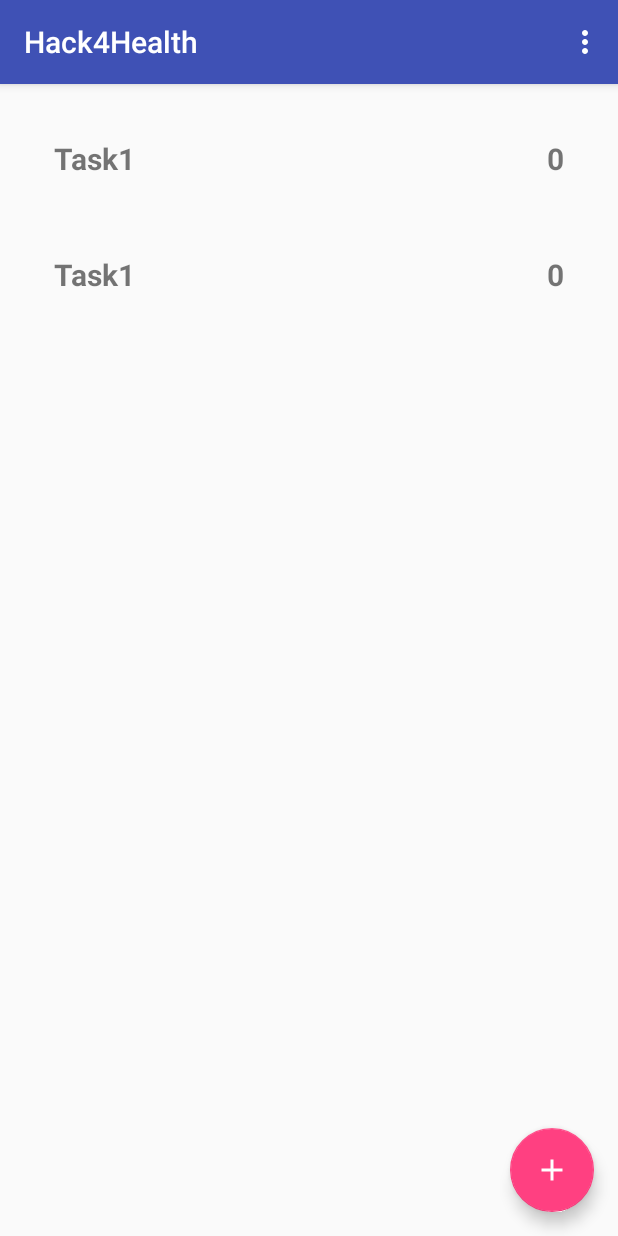
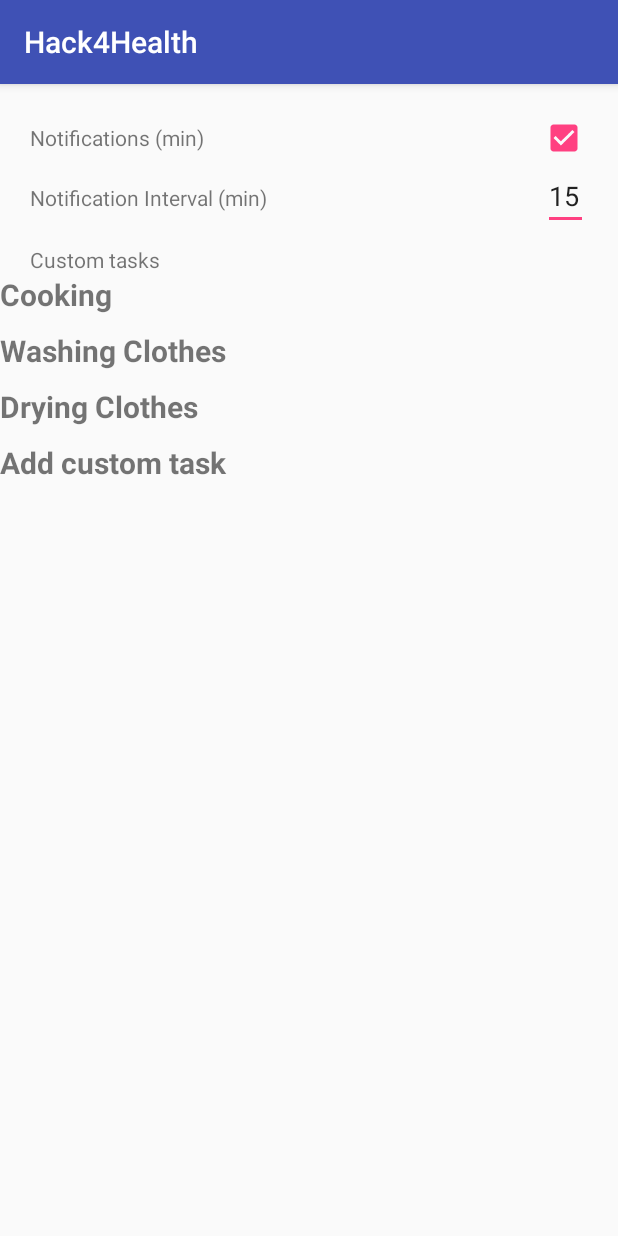
Before and after one commit to neelmehta247/Hack4Health, an Android app: the screen it shows after launch (MainActivity before the commit, SettingsActivity after it), in the options menu, after a tap on "Settings", on a phone screen of 412 x 824 dp. Run offline under Robolectric (Android 15) with nearby library versions, the phone set to English and light mode, and no system bars.

Commit message:
Settings panel

```diff
--- a/Android/Hack4Health/app/src/main/AndroidManifest.xml
+++ b/Android/Hack4Health/app/src/main/AndroidManifest.xml
@@ -19,6 +19,7 @@
             </intent-filter>
         </activity>
         <activity android:name=".NewTaskActivity" />
+        <activity android:name=".SettingsActivity" />
 
         <service android:name=".TimerService" />
     </application>
--- a/Android/Hack4Health/app/src/main/java/me/neelmehta/hack4health/DatabaseHandler.java
+++ b/Android/Hack4Health/app/src/main/java/me/neelmehta/hack4health/DatabaseHandler.java
@@ -120,5 +120,4 @@ public class DatabaseHandler extends SQLiteOpenHelper {
                 new String[]{String.valueOf(task.getId())});
         return result;
     }
-
 }
--- a/Android/Hack4Health/app/src/main/java/me/neelmehta/hack4health/MainActivity.java
+++ b/Android/Hack4Health/app/src/main/java/me/neelmehta/hack4health/MainActivity.java
@@ -59,6 +59,7 @@ public class MainActivity extends AppCompatActivity {
 
         //noinspection SimplifiableIfStatement
         if (id == R.id.action_settings) {
+            startActivity(new Intent(MainActivity.this, SettingsActivity.class));
             return true;
         }
 
--- a/Android/Hack4Health/app/src/main/java/me/neelmehta/hack4health/NewTaskAdapter.java
+++ b/Android/Hack4Health/app/src/main/java/me/neelmehta/hack4health/NewTaskAdapter.java
@@ -47,7 +47,8 @@ public class NewTaskAdapter extends RecyclerView.Adapter<NewTaskViewholder> {
                 @Override
                 public void onClick(View v) {
                     View view = inflater.inflate(R.layout.customise_dialog, null);
-                    final TextInputEditText taskName = (TextInputEditText) view.findViewById(R.id.task_name);
+                    final TextInputEditText taskName =
+                            (TextInputEditText) view.findViewById(R.id.task_name);
                     final TextInputEditText time = (TextInputEditText) view.findViewById(R.id.time);
 
                     new AlertDialog.Builder(context)
@@ -55,15 +56,25 @@ public class NewTaskAdapter extends RecyclerView.Adapter<NewTaskViewholder> {
                             .setPositiveButton("OK", new DialogInterface.OnClickListener() {
                                 @Override
                                 public void onClick(DialogInterface dialog, int which) {
-                                    if (("".equals(taskName.getText().toString())) || ("".equals(time.getText().toString()))) {
-                                        Toast.makeText(context, "Enter some values in the fields", Toast.LENGTH_LONG).show();
+                                    if (("".equals(taskName.getText().toString())) ||
+                                            ("".equals(time.getText().toString()))) {
+                                        Toast.makeText(context, "Enter some values in the fields",
+                                                Toast.LENGTH_LONG).show();
                                     } else {
                                         SharedPreferences.Editor editor = mySharedPreferences.edit();
                                         System.out.println(Long.valueOf(time.getText().toString()));
-                                        editor.putString("tasks", mySharedPreferences.getString("tasks", "")
-                                                + "|" + taskName.getText().toString());
-                                        editor.putLong(taskName.getText().toString(), Long.valueOf(time.getText().toString()) * 60000);
+                                        if (!mySharedPreferences.getString("tasks", "").toLowerCase()
+                                                .contains(taskName.getText().toString()))
+                                            editor.putString("tasks",
+                                                    mySharedPreferences.getString("tasks", "")
+                                                            + "|" + taskName.getText().toString());
+                                        editor.putLong(taskName.getText().toString(),
+                                                Long.valueOf(time.getText().toString()) * 60000);
                                         editor.apply();
+
+                                        tasks.add(taskName.getText().toString());
+                                        times.add(Long.valueOf(time.getText().toString()) * 60000);
+                                        notifyDataSetChanged();
                                     }
                                 }
                             })
@@ -81,8 +92,10 @@ public class NewTaskAdapter extends RecyclerView.Adapter<NewTaskViewholder> {
                 @Override
                 public void onClick(View v) {
                     View view = inflater.inflate(R.layout.customise_dialog, null);
-                    final TextInputEditText taskName = (TextInputEditText) view.findViewById(R.id.task_name);
-                    final TextInputEditText time = (TextInputEditText) view.findViewById(R.id.time);
+                    final TextInputEditText taskName =
+                            (TextInputEditText) view.findViewById(R.id.task_name);
+                    final TextInputEditText time =
+                            (TextInputEditText) view.findViewById(R.id.time);
                     taskName.setText(tasks.get(position));
                     taskName.setEnabled(false);
                     time.setText(String.valueOf((times.get(position) / (1000 * 60))));
@@ -93,11 +106,13 @@ public class NewTaskAdapter extends RecyclerView.Adapter<NewTaskViewholder> {
                                 @Override
                                 public void onClick(DialogInterface dialog, int which) {
                                     if (("".equals(time.getText().toString()))) {
-                                        Toast.makeText(context, "Enter some values in the fields", Toast.LENGTH_LONG).show();
+                                        Toast.makeText(context, "Enter some values in the fields",
+                                                Toast.LENGTH_LONG).show();
                                     } else {
                                         SharedPreferences.Editor editor = mySharedPreferences.edit();
                                         System.out.println(Long.valueOf(time.getText().toString()));
-                                        editor.putLong(taskName.getText().toString(), Long.valueOf(time.getText().toString()) * 60000);
+                                        editor.putLong(taskName.getText().toString(),
+                                                Long.valueOf(time.getText().toString()) * 60000);
                                         editor.apply();
                                     }
                                 }
@@ -113,6 +128,11 @@ public class NewTaskAdapter extends RecyclerView.Adapter<NewTaskViewholder> {
         }
     }
 
+    public void refreshData(ArrayList<String> tasks) {
+        this.tasks = tasks;
+        notifyDataSetChanged();
+    }
+
     @Override
     public int getItemCount() {
         return tasks.size() + 1;
--- /dev/null
+++ b/Android/Hack4Health/app/src/main/java/me/neelmehta/hack4health/SettingsActivity.java
@@ -0,0 +1,134 @@
+package me.neelmehta.hack4health;
+
+import android.content.SharedPreferences;
+import android.os.Bundle;
+import android.support.annotation.Nullable;
+import android.support.v7.app.AppCompatActivity;
+import android.support.v7.widget.LinearLayoutManager;
+import android.support.v7.widget.RecyclerView;
+import android.text.Editable;
+import android.text.TextWatcher;
+import android.widget.CheckBox;
+import android.widget.CompoundButton;
+import android.widget.EditText;
+
+import java.util.ArrayList;
+import java.util.StringTokenizer;
+
+/**
+ * Created by rahuldominic on 05/11/16.
+ */
+
+public class SettingsActivity extends AppCompatActivity {
+    private RecyclerView recyclerView;
+    private CheckBox notificationCheckBox;
+    private EditText notificationInterval;
+
+    @Override
+    protected void onCreate(@Nullable Bundle savedInstanceState) {
+        super.onCreate(savedInstanceState);
+        setContentView(R.layout.settings_layout);
+
+        final SharedPreferences myPreferences = getSharedPreferences("tasks", MODE_PRIVATE);
+
+        notificationCheckBox = (CheckBox) findViewById(R.id.notification_checkbox);
+        notificationInterval = (EditText) findViewById(R.id.notification_duration_edittext);
+
+        notificationCheckBox.setOnCheckedChangeListener(new CompoundButton.OnCheckedChangeListener() {
+            @Override
+            public void onCheckedChanged(CompoundButton buttonView, boolean isChecked) {
+
+                SharedPreferences.Editor editor = myPreferences.edit();
+                editor.putBoolean("isNotificationEnabled", isChecked);
+                editor.apply();
+            }
+        });
+
+        notificationInterval.addTextChangedListener(new TextWatcher() {
+            @Override
+            public void beforeTextChanged(CharSequence s, int start, int count, int after) {
+
+            }
+
+            @Override
+            public void onTextChanged(CharSequence s, int start, int before, int count) {
+
+            }
+
+            @Override
+            public void afterTextChanged(Editable s) {
+                SharedPreferences.Editor editor = myPreferences.edit();
+                editor.putInt("notificationInterval", Integer.parseInt(s.toString()));
+                editor.apply();
+            }
+        });
+
+        // Setting up list
+        ArrayList<String> tasks = new ArrayList<>();
+        ArrayList<Long> times = new ArrayList<>();
+
+        tasks.add("Cooking");
+        times.add(myPreferences.getLong("Cooking", (long) (25 * 60 * 1000)));
+
+        tasks.add("Washing Clothes");
+        times.add(myPreferences.getLong("Washing Clothes", (long) (35 * 60 * 1000)));
+
+        tasks.add("Drying Clothes");
+        times.add(myPreferences.getLong("Drying Clothes", (long) (60 * 60 * 1000)));
+
+        StringTokenizer tokenizer = new StringTokenizer(myPreferences.getString("tasks", ""), "|", false);
+
+        while (tokenizer.hasMoreTokens()) {
+            String task = tokenizer.nextToken();
+
+            tasks.add(task);
+            times.add(myPreferences.getLong(task, 0));
+        }
+
+        recyclerView = (RecyclerView) findViewById(R.id.settings_recycler_view);
+        recyclerView.setLayoutManager(new LinearLayoutManager(this));
+        recyclerView.setAdapter(new NewTaskAdapter(this, tasks, times));
+
+        updateData();
+    }
+
+    public void updateData() {
+        updateList();
+        updateNotifData();
+    }
+
+    private void updateNotifData() {
+        final SharedPreferences myPreferences = getSharedPreferences("tasks", MODE_PRIVATE);
+        boolean notify = myPreferences.getBoolean("isNotificationEnabled", true);
+        int notifDuration = myPreferences.getInt("notificationInterval", 15);
+
+        notificationCheckBox.setChecked(notify);
+        notificationInterval.setText(String.valueOf(notifDuration));
+    }
+
+    private void updateList() {
+        final SharedPreferences myPreferences = getSharedPreferences("tasks", MODE_PRIVATE);
+
+        // Setting up list
+        ArrayList<String> tasks = new ArrayList<>();
+        ArrayList<Long> times = new ArrayList<>();
+
+        tasks.add("Cooking");
+        times.add(myPreferences.getLong("Cooking", (long) (25 * 60 * 1000)));
+
+        tasks.add("Washing Clothes");
+        times.add(myPreferences.getLong("Washing Clothes", (long) (35 * 60 * 1000)));
+
+        tasks.add("Drying Clothes");
+        times.add(myPreferences.getLong("Drying Clothes", (long) (60 * 60 * 1000)));
+
+        StringTokenizer tokenizer = new StringTokenizer(myPreferences.getString("tasks", ""), "|", false);
+
+        while (tokenizer.hasMoreTokens()) {
+            String task = tokenizer.nextToken();
+
+            tasks.add(task);
+            times.add(myPreferences.getLong(task, 0));
+        }
+    }
+}
--- /dev/null
+++ b/Android/Hack4Health/app/src/main/res/layout/settings_layout.xml
@@ -0,0 +1,100 @@
+<?xml version="1.0" encoding="utf-8"?>
+<LinearLayout xmlns:android="http://schemas.android.com/apk/res/android"
+    android:layout_width="match_parent"
+    android:layout_height="match_parent"
+    android:orientation="vertical">
+
+    <LinearLayout
+        android:layout_width="match_parent"
+        android:layout_height="wrap_content"
+        android:layout_marginTop="20dp"
+        android:orientation="horizontal"
+        android:paddingLeft="20dp"
+        android:paddingRight="20dp"
+        android:textAlignment="center">
+
+        <TextView
+            android:layout_width="0dp"
+            android:layout_height="wrap_content"
+            android:layout_alignParentLeft="true"
+            android:layout_alignParentStart="true"
+            android:layout_weight="1"
+            android:ellipsize="end"
+            android:maxLines="1"
+            android:text="Notifications (min)" />
+
+        <CheckBox
+            android:id="@+id/notification_checkbox"
+            android:layout_width="wrap_content"
+            android:layout_height="wrap_content"
+            android:layout_alignParentRight="true" />
+
+    </LinearLayout>
+
+    <LinearLayout
+        android:layout_width="match_parent"
+        android:layout_height="wrap_content"
+        android:orientation="horizontal"
+        android:paddingLeft="20dp"
+        android:paddingRight="20dp"
+        android:textAlignment="center">
+
+        <TextView
+            android:layout_width="wrap_content"
+            android:layout_height="wrap_content"
+            android:layout_alignParentLeft="true"
+            android:layout_alignParentStart="true"
+            android:layout_centerVertical="true"
+            android:layout_weight="1"
+            android:ellipsize="end"
+            android:maxLines="1"
+            android:text="Notification Interval (min)" />
+
+        <EditText
+            android:id="@+id/notification_duration_edittext"
+            android:layout_width="30dp"
+            android:layout_height="wrap_content"
+            android:layout_alignParentEnd="true"
+            android:layout_alignParentRight="true"
+            android:ems="10"
+            android:inputType="textPersonName"
+            android:text="12" />
+
+    </LinearLayout>
+
+
+    <LinearLayout
+        android:layout_width="match_parent"
+        android:layout_height="wrap_content"
+        android:orientation="horizontal"
+        android:paddingLeft="20dp"
+        android:paddingRight="20dp"
+        android:paddingTop="10dp"
+        android:textAlignment="center">
+
+        <TextView
+            android:layout_width="wrap_content"
+            android:layout_height="wrap_content"
+            android:layout_alignParentLeft="true"
+            android:layout_alignParentStart="true"
+            android:layout_centerVertical="true"
+            android:layout_weight="1"
+            android:ellipsize="end"
+            android:maxLines="1"
+            android:text="Custom tasks" />
+
+    </LinearLayout>
+
+    <LinearLayout
+        android:layout_width="match_parent"
+        android:layout_height="match_parent">
+
+        <android.support.v7.widget.RecyclerView
+            android:id="@+id/settings_recycler_view"
+            android:layout_width="match_parent"
+            android:layout_height="match_parent"
+            android:scrollbars="vertical" />
+
+    </LinearLayout>
+
+</LinearLayout>
```
